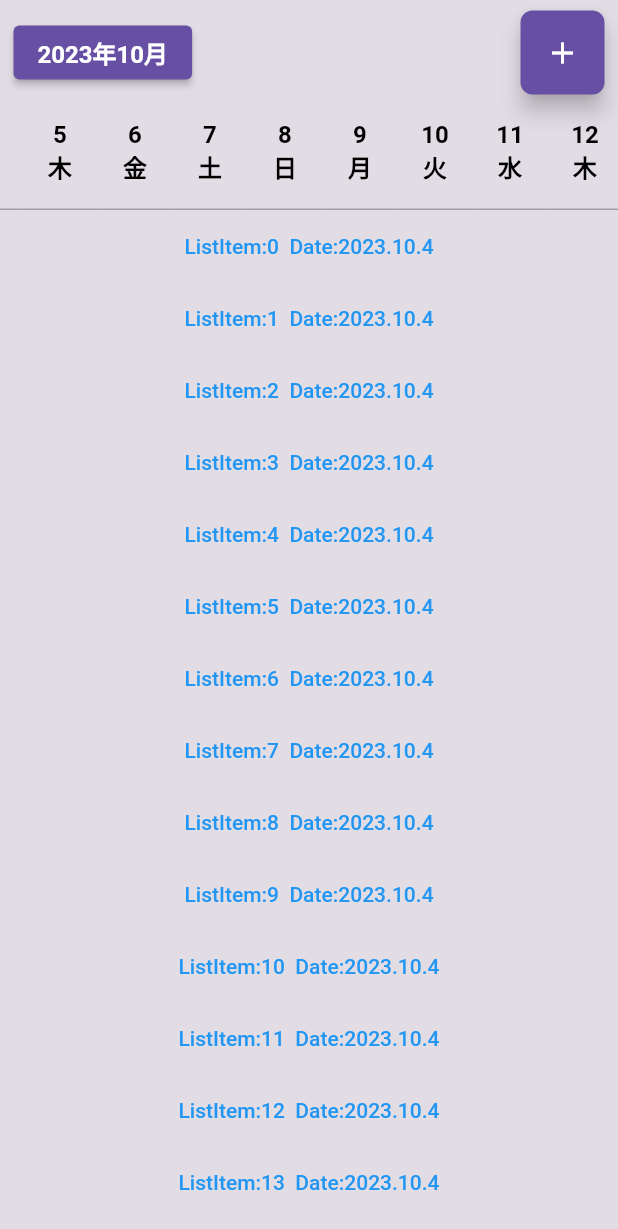
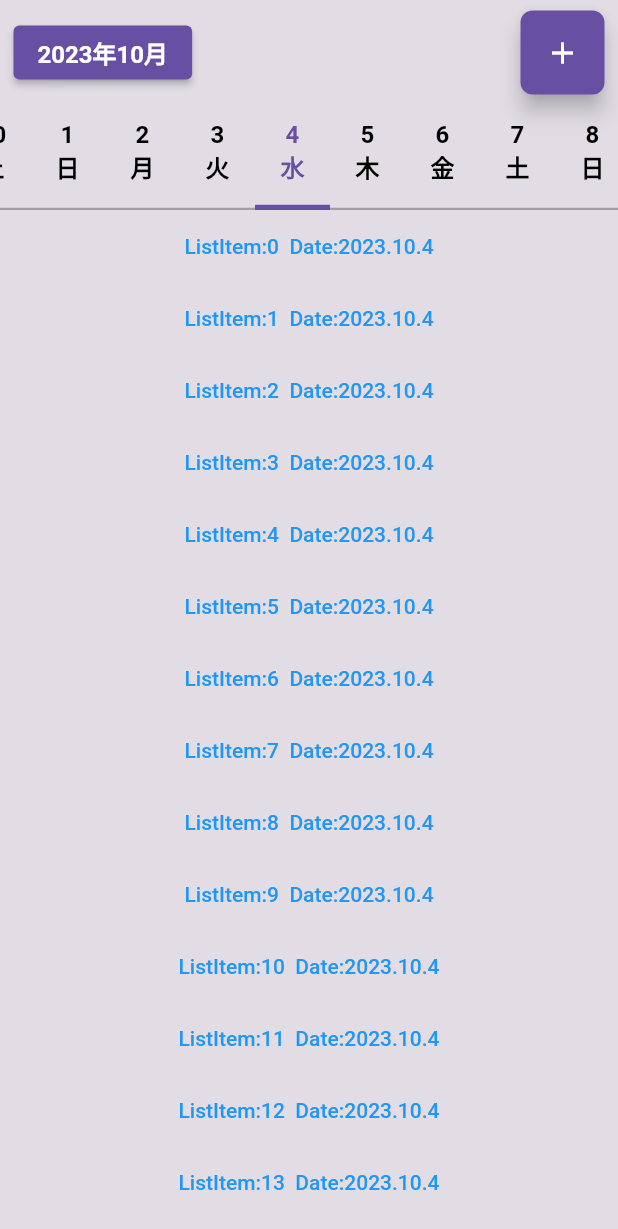
Before and after one commit to rarzyu/supplementToDo, a Flutter app: the screen it shows after launch, after a tap on an icon or button, on a phone screen of 412 x 824 dp. Shown: the top 1229 px of the screen. Run offline on Flutter 3.47's test engine with Material 2 defaults, Android fonts, the phone set to English and light mode, and no system bars; our stand-ins replace flutter_datetime_picker_plus, sqflite; accounts and stored records are empty.

Commit message:
日付横スクロールの修正

```diff
--- a/lib/main.dart
+++ b/lib/main.dart
@@ -1,5 +1,4 @@
 import 'package:flutter/material.dart';
-import 'package:flutter/rendering.dart';
 import 'package:flutter/services.dart';
 import 'package:intl/date_symbol_data_local.dart';
 import 'package:provider/provider.dart';
--- a/lib/models/date_manager.dart
+++ b/lib/models/date_manager.dart
@@ -2,10 +2,9 @@
 
 class DateManager {
   DateTime selectedDate; // 選択された日付
-  DateTime displayedYearMonth; // 現在表示している年月
 
   final minDate = DateTime(DateTime.now().year - 2, 1, 1); // 最小は2年前の1月1日
   final maxDate = DateTime(DateTime.now().year + 2, 12, 31); //　最大は2年後の12月31日
 
-  DateManager({required this.selectedDate, required this.displayedYearMonth});
+  DateManager({required this.selectedDate});
 }
--- a/lib/providers/date_manager_notifier.dart
+++ b/lib/providers/date_manager_notifier.dart
@@ -15,20 +15,12 @@ class DateManagerNotifier with ChangeNotifier {
       : _dateManager = DateManager(
           selectedDate: DateTime(
               DateTime.now().year, DateTime.now().month, DateTime.now().day),
-          displayedYearMonth: DateTime(
-              DateTime.now().year, DateTime.now().month, DateTime.now().day),
         );
 
   DateTime get selectedDate => _dateManager.selectedDate;
-  DateTime get displayedYearMonth => _dateManager.displayedYearMonth;
 
   void setSelectedDate(DateTime date) {
     _dateManager.selectedDate = date;
     notifyListeners();
   }
-
-  void setDisplayedYearMonth(DateTime date) {
-    _dateManager.displayedYearMonth = DateTime(date.year, date.month);
-    notifyListeners();
-  }
 }
--- a/lib/screens/home/date_selector.dart
+++ b/lib/screens/home/date_selector.dart
@@ -1,11 +1,12 @@
-/// 日付選択部分
-
 import 'package:flutter/material.dart';
 import 'package:intl/intl.dart';
 import 'package:provider/provider.dart';
 import 'package:supplement_to_do/config/constants/color.dart';
 
 import '../../providers/date_manager_notifier.dart';
+
+/// グローバル変数
+const double itemWidth = 50; // アイテム横幅
 
 /// セクション全体
 class DateSelector extends StatelessWidget {
@@ -29,8 +30,8 @@ class _DateScroller extends State<DateScroller> {
   @override
   Widget build(BuildContext context) {
     // 状態管理
-    final dateNotifierRead = context.read<DateManagerNotifier>();
-    final selectedDate = dateNotifierRead.selectedDate;
+    final dateNotifierWatch = context.watch<DateManagerNotifier>();
+    final selectedDate = dateNotifierWatch.selectedDate;
     // 前後1ヶ月だけスクロールで表示する
     final startDate =
         DateTime(selectedDate.year, selectedDate.month - 1, 1); // 選択日の前月初め
@@ -47,7 +48,10 @@ class _DateScroller extends State<DateScroller> {
         itemBuilder: (context, index) {
           // 日付にindexを加算
           final date = startDate.add(Duration(days: index));
-          return DateButton(date: date);
+          return DateButton(
+            date: date,
+            controller: _controller,
+          );
         },
       ),
     );
@@ -57,23 +61,17 @@ class _DateScroller extends State<DateScroller> {
   @override
   void initState() {
     super.initState();
-
-    WidgetsBinding.instance.addPostFrameCallback((_) {
-      final dateNotifierRead = context.read<DateManagerNotifier>();
-      final selectedDate = dateNotifierRead.selectedDate;
-      final startDate =
-          DateTime(selectedDate.year, selectedDate.month - 1, 1); // 選択日の前月初め
-      int jumpCount = selectedDate.difference(startDate).inDays;
-      _controller.jumpTo((jumpCount * 50) -
-          (3.3 * 50)); // 下記で定義している日にちのContainerの横幅 - 真ん中に持ってくるので3.3個分左にずらす
-    });
+    // 選択日を中央にスクロール
+    FunctionClass().CenterScroll(context, _controller, false);
   }
 }
 
 /// 日にちボタン部分
 class DateButton extends StatelessWidget {
   final DateTime date;
-  const DateButton({Key? key, required this.date}) : super(key: key);
+  final ScrollController controller;
+  const DateButton({Key? key, required this.date, required this.controller})
+      : super(key: key);
 
   @override
   Widget build(BuildContext context) {
@@ -88,16 +86,20 @@ class DateButton extends StatelessWidget {
         onTap: () {
           // 日付をタップしたら、状態管理にその日付を格納
           dateNotifierRead.setSelectedDate(date);
-          dateNotifierRead.setDisplayedYearMonth(date);
+
+          // 選択日を中央にスクロール
+          FunctionClass().CenterScroll(context, controller, true);
         },
         child: Container(
-            width: 50,
+            width: itemWidth,
             padding: const EdgeInsets.symmetric(horizontal: 5, vertical: 10),
             decoration: BoxDecoration(
               border: Border(
                 bottom: BorderSide(
-                  color: AppColors.borderGray,
-                  width: 1.0,
+                  color: isSelected
+                      ? AppColors.baseObjectDarkBlue
+                      : AppColors.borderGray,
+                  width: isSelected ? 3.5 : 1.5,
                 ),
               ),
             ),
@@ -130,3 +132,30 @@ class DateButton extends StatelessWidget {
             ))));
   }
 }
+
+/// このウィジェットの関数群
+class FunctionClass {
+  /// 選択日を中央付近にスクロールする
+  void CenterScroll(
+      BuildContext context, ScrollController controller, bool isAnimation) {
+    WidgetsBinding.instance.addPostFrameCallback((_) {
+      final dateNotifierRead = context.read<DateManagerNotifier>();
+      final selectedDate = dateNotifierRead.selectedDate;
+      final startDate =
+          DateTime(selectedDate.year, selectedDate.month - 1, 1); // 選択日の前月初め
+      int jumpCount = selectedDate.difference(startDate).inDays; // スクロールするアイテム数
+      double jumpValue = jumpCount * itemWidth; // スクロールする量、アイテム数×1アイテムの幅
+      double centerAdjust = 3.4 * itemWidth; // 真ん中に調整するための補正、補正倍率×1アイテムの幅
+
+      // スクロールする量-補正幅
+      // 引数のフラグで変化
+      if (isAnimation) {
+        controller.animateTo(jumpValue - centerAdjust,
+            duration: Duration(milliseconds: 300), //移動するのに要する時間（ミリ秒）
+            curve: Curves.ease);
+      } else {
+        controller.jumpTo(jumpValue - centerAdjust);
+      }
+    });
+  }
+}
--- a/lib/screens/home/home_top_section.dart
+++ b/lib/screens/home/home_top_section.dart
@@ -90,8 +90,7 @@ class _YearMonthSelect extends State<YearMonthSelect> {
 
     // 状態管理から日付を取得
     dateTime = dateNotifierWatch.selectedDate;
-    yearMonth =
-        DateFormat('yyyy年M月').format(dateNotifierWatch.displayedYearMonth);
+    yearMonth = DateFormat('yyyy年M月').format(dateNotifierWatch.selectedDate);
 
     return ElevatedButton(
         style: ElevatedButton.styleFrom(
@@ -113,9 +112,7 @@ class _YearMonthSelect extends State<YearMonthSelect> {
                 yearMonth = DateFormat('yyyy年M月').format(date);
 
                 //状態管理に渡す
-                dateNotifierRead.setDisplayedYearMonth(dateTime);
-
-                print(date);
+                dateNotifierRead.setSelectedDate(dateTime);
               });
             },
           );
--- a/lib/screens/home/task_list.dart
+++ b/lib/screens/home/task_list.dart
@@ -2,7 +2,6 @@ import 'package:flutter/material.dart';
 import 'package:intl/intl.dart';
 import 'package:provider/provider.dart';
 import 'package:supplement_to_do/screens/add_edit/add_edit_screen.dart';
-import '../../config/constants/color.dart';
 import '../../providers/date_manager_notifier.dart';
 
 /// タスク一覧セクション
```
Also changed, not shown: lib/core/data/database/helpers/db_helper.dart (+27 -12 lines).
